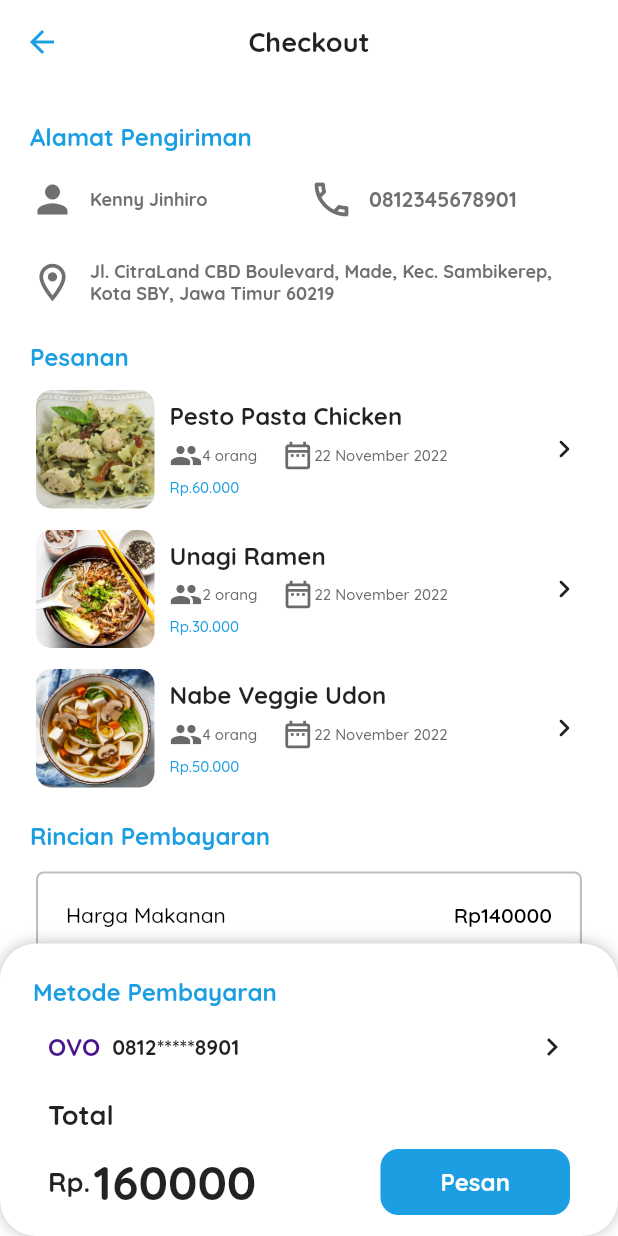
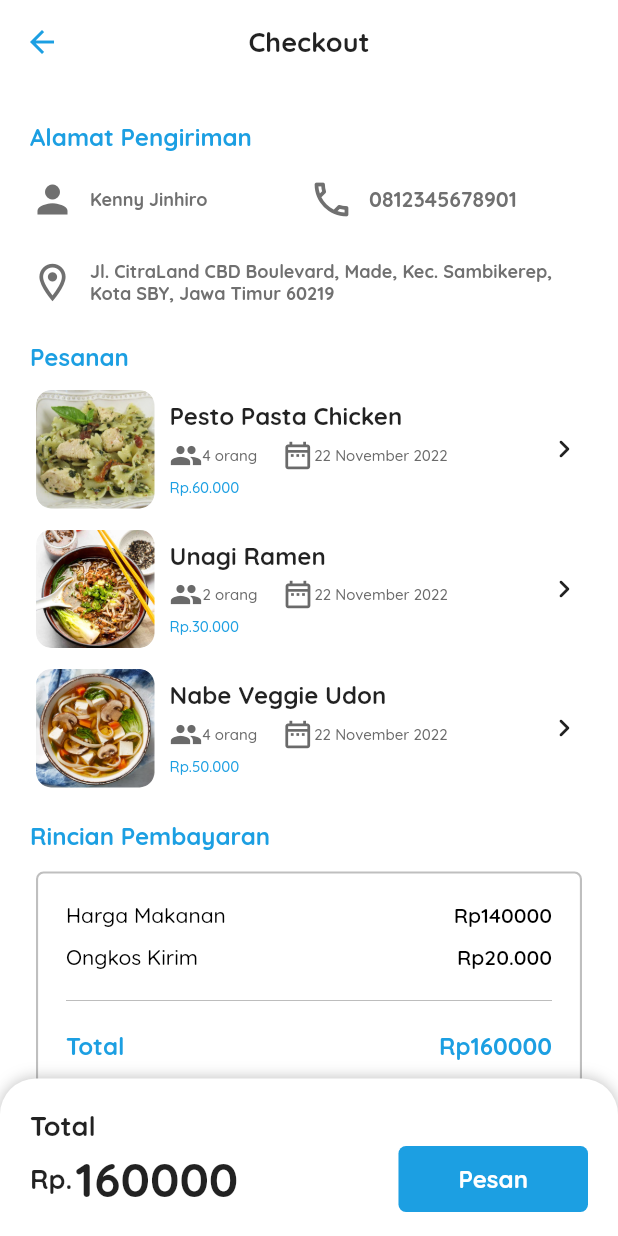
Before and after one commit to JuJu222/kukoki_flutter, a Flutter app: the screen it shows after launch, item 2 of the bottom bar chosen, after a tap on "Checkout", on a phone screen of 412 x 824 dp. Run offline on Flutter 3.47's test engine with Material 2 defaults, Android fonts, the phone set to English and light mode, and no system bars; drawn by our look-alikes of getwidget, sliding_up_panel; our stand-ins replace email_validator, flutter_native_splash, flutter_spinkit, flutter_svg, fluttertoast, google_fonts and 2 more.

Commit message:
tidy up checkout page layout

```diff
--- a/lib/views/CheckoutPage.dart
+++ b/lib/views/CheckoutPage.dart
@@ -16,7 +16,7 @@ class _CheckoutPageState extends State<CheckoutPage> {
     Map data = ModalRoute.of(context)!.settings.arguments as Map;
     List<Pesan> tempList = data["currentList"];
 
-    //calculate total price
+    // Calculate total price
     int totalPriceFood(List<Pesan> tempList) {
       totalPricing = 0;
       tempList.forEach((e) {
@@ -29,7 +29,7 @@ class _CheckoutPageState extends State<CheckoutPage> {
       return totalPricing;
     }
 
-    //calculate price
+    // Calculate price
     int totalPrice(
         Function totalPriceFood, int ongkosKirim, List<Pesan> tempList) {
       totalPricingFull = 0;
@@ -57,8 +57,7 @@ class _CheckoutPageState extends State<CheckoutPage> {
 
       if (!mounted) return;
 
-      // After the Selection Screen returns a result, hide any previous snackbars
-      // and show the new result.
+      // After the Selection Screen returns a result, hide any previous snackbars and show the new result.
       if (result == null) {
       } else {
         ScaffoldMessenger.of(context)
@@ -86,66 +85,18 @@ class _CheckoutPageState extends State<CheckoutPage> {
         ),
       ),
       body: SlidingUpPanel(
-        minHeight: 195,
-        maxHeight: 220,
-        borderRadius: BorderRadius.circular(24),
+        minHeight: 105,
+        maxHeight: 210,
+        borderRadius: BorderRadius.vertical(top: Radius.circular(24)),
         panel: Center(
           child: Container(
-            padding: EdgeInsets.all(22),
+            padding: EdgeInsets.all(10),
             child:
                 Column(crossAxisAlignment: CrossAxisAlignment.start, children: [
-              Text("Metode Pembayaran",
-                  style: Theme.of(context).textTheme.headline5!.copyWith(
-                      fontWeight: FontWeight.bold,
-                      color: Color(0xFF1C9FE2),
-                      fontSize: 16,
-                      fontFamily: "Quicksand")),
-              SizedBox(height: 5.0),
               Container(
                 padding: EdgeInsets.all(10),
                 child: Column(
                   children: [
-                    Row(
-                      mainAxisAlignment: MainAxisAlignment.spaceBetween,
-                      children: [
-                        Column(
-                          children: [
-                            Row(
-                              children: [
-                                Text("OVO",
-                                    style: Theme.of(context)
-                                        .textTheme
-                                        .headline5!
-                                        .copyWith(
-                                            fontWeight: FontWeight.bold,
-                                            fontSize: 16,
-                                            fontFamily: "Quicksand",
-                                            color: Colors.purple[900])),
-                                SizedBox(width: 8.0),
-                                Text("0812*****8901",
-                                    style: Theme.of(context)
-                                        .textTheme
-                                        .headline5!
-                                        .copyWith(
-                                            fontWeight: FontWeight.bold,
-                                            fontSize: 14,
-                                            fontFamily: "Quicksand"))
-                              ],
-                            ),
-                          ],
-                        ),
-                        Ink(
-                          child: InkWell(
-                            onTap: () {
-                              // Navigator.pushNamed(
-                              //     context, MetodePembayaran.routeName);
-                            },
-                            child: Icon(Icons.keyboard_arrow_right_outlined),
-                          ),
-                        )
-                      ],
-                    ),
-                    SizedBox(height: 22.0),
                     Column(
                       crossAxisAlignment: CrossAxisAlignment.start,
                       children: [
@@ -157,7 +108,6 @@ class _CheckoutPageState extends State<CheckoutPage> {
                                     fontWeight: FontWeight.bold,
                                     fontSize: 18,
                                     fontFamily: "Quicksand")),
-                        SizedBox(height: 9.0),
                         Row(
                           mainAxisAlignment: MainAxisAlignment.spaceBetween,
                           children: [
@@ -198,7 +148,7 @@ class _CheckoutPageState extends State<CheckoutPage> {
                                           elevation: 0.0,
                                           shape: RoundedRectangleBorder(
                                               borderRadius:
-                                                  BorderRadius.circular(12.0))),
+                                                  BorderRadius.circular(5.0))),
                                       child: Text("Pesan",
                                           style: Theme.of(context)
                                               .textTheme
@@ -211,17 +161,6 @@ class _CheckoutPageState extends State<CheckoutPage> {
                                       onPressed: () async {
                                         await CircularProgressIndicator();
                                         _NavigatePaymentGateaway(context);
-                                        // Navigator.pushNamedAndRemoveUntil(
-                                        //     context,
-                                        //     PembayaranBerhasil.routeName,
-                                        //     (route) => false,
-                                        //     arguments: {
-                                        //       "snapUrl": getpay.snapUrl,
-                                        //       "totalPembayaran":
-                                        //           "${totalPrice(totalPriceFood, 20.000, tempList).toString()}00",
-                                        //       "waktuTransaksi": DateTime.now()
-                                        //     });
-                                        // tempList = [];
                                       },
                                     ),
                                   ],
@@ -476,7 +415,7 @@ class _CheckoutPageState extends State<CheckoutPage> {
                               ),
                             ),
                             SizedBox(height: 20.0),
-                            Container(height: 260, width: double.infinity)
+                            Container(height: 200, width: double.infinity)
                           ],
                         ),
                       ),
```
